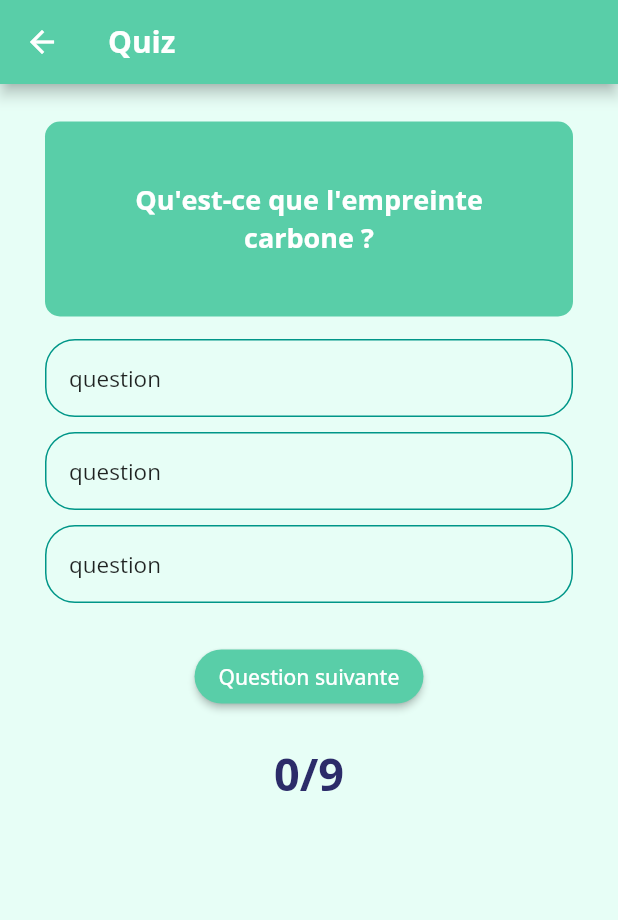
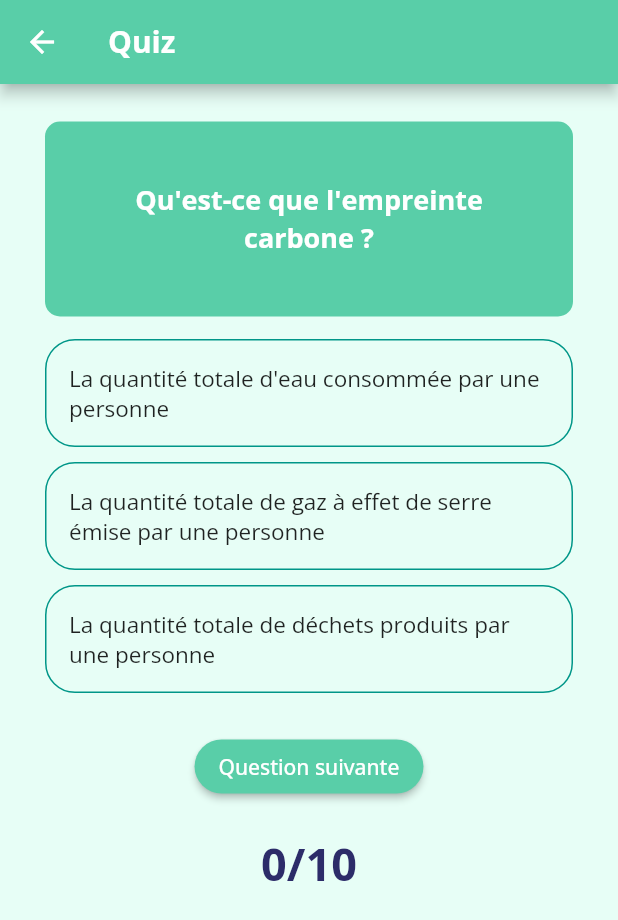
Before and after one commit to Nastiakor/mpp_exercice, a Flutter app: the screen it shows after launch, item 2 of the bottom bar chosen, on a phone screen of 412 x 824 dp. Shown: the top 920 px of the screen. Run offline on Flutter 3.47's test engine with Material 2 defaults, Android fonts, the phone set to English and light mode, and no system bars; our stand-ins replace fluttertoast, google_fonts.

Commit message:
Quiz updated

```diff
--- a/lib/pages/quiz.dart
+++ b/lib/pages/quiz.dart
@@ -13,6 +13,58 @@ class _QuizGameState extends State<QuizGame> {
   List<Icon> _scoreTracker = [];
   int _questionIndex = 0;
   int _totalScore = 0;
+  bool answerSelected = false;
+  bool endOfQuiz = false;
+  bool correctAnswerSelected = false;
+
+  void _questionAnswered(bool answerScore) {
+    setState(() {
+      // answer was selected
+      answerSelected = true;
+      // check if answer was correct
+      if (answerScore) {
+        _totalScore++;
+        correctAnswerSelected = true;
+      }
+      // adding to the score tracker on top
+      _scoreTracker.add(
+        answerScore
+            ? Icon(
+                Icons.check_circle,
+                color: Color(0xFF30CE9B),
+              )
+            : Icon(
+                Icons.clear,
+                color: Color(0xFFFFA29D),
+              ),
+      );
+      // when the quiz ends
+      if (_questionIndex + 1 == _questions.length) {
+        endOfQuiz == true;
+      }
+    });
+  }
+
+  void _nextQuestion() {
+    setState(() {
+      _questionIndex++;
+      answerSelected = false;
+      correctAnswerSelected = false;
+    });
+    // what happens at the end of the quiz
+    if (_questionIndex >= _questions.length) {
+      _resetQuiz();
+    }
+  }
+
+  void _resetQuiz() {
+    setState(() {
+      _questionIndex = 0;
+      _totalScore = 0;
+      _scoreTracker = [];
+      endOfQuiz = false;
+    });
+  }
 
   @override
   Widget build(BuildContext context) {
@@ -58,19 +110,44 @@ class _QuizGameState extends State<QuizGame> {
                     as List<Map<String, Object>>)
                 .map((answer) {
               return Answer(
-                  // Pass the necessary properties from answer map to your Answer widget here
-                  );
+                answerText: answer['answerText'].toString(),
+                answerColor: answerSelected
+                    ? answer['score'] == true
+                        ? Color(0xFF30CE9B)
+                        : Color(0xFFFFA29D)
+                    : null,
+                answerTap: () {
+                  // if answer was already selected then nothing happens onTap
+                  if (answerSelected) {
+                    return;
+                  }
+                  // answer is being selected
+                  _questionAnswered(answer['score'] as bool);
+                },
+              );
             }).toList(),
             SizedBox(height: 20),
             ElevatedButton(
               style: elevatedButtonStyle,
-              onPressed: () {},
-              child: Text('Question suivante'),
+              onPressed: () {
+                if (!answerSelected) {
+                  ScaffoldMessenger.of(context).showSnackBar(
+                    SnackBar(
+                      content: Text(
+                          'Veuillez choisir une réponse avant de passer à la question suivante'),
+                    ),
+                  );
+                  return;
+                }
+                _nextQuestion();
+              },
+              child:
+                  Text(endOfQuiz ? 'Recommencer le quiz' : 'Question suivante'),
             ),
             Container(
               padding: EdgeInsets.all(20),
               child: Text(
-                '0/9',
+                '${_totalScore.toString()}/${_questions.length}',
                 style: TextStyle(
                   fontSize: 30,
                   fontWeight: FontWeight.bold,
@@ -78,6 +155,46 @@ class _QuizGameState extends State<QuizGame> {
                 ),
               ),
             ),
+            if (answerSelected && !endOfQuiz)
+              Container(
+                height: 100,
+                width: double.infinity,
+                color: correctAnswerSelected
+                    ? Color(0xFF30CE9B)
+                    : Color(0xFFFFA29D),
+                child: Center(
+                  child: Text(
+                    correctAnswerSelected
+                        ? "Bravo, c'est correct ! "
+                        : "Faux :(",
+                    style: TextStyle(
+                      fontSize: 20,
+                      fontWeight: FontWeight.bold,
+                      color: Colors.white,
+                    ),
+                  ),
+                ),
+              ),
+            if (endOfQuiz)
+              Container(
+                height: 100,
+                width: double.infinity,
+                color: Colors.black,
+                child: Center(
+                  child: Text(
+                    _totalScore > 5
+                        ? 'Bravo ! Votre résultat est : $_totalScore'
+                        : 'Votre résultat est : $_totalScore. Bonne chance pour la prochaine fois !',
+                    style: TextStyle(
+                      fontSize: 20,
+                      fontWeight: FontWeight.bold,
+                      color: _totalScore > 4
+                          ? Color(0xFF30CE9B)
+                          : Color(0xFFFFA29D),
+                    ),
+                  ),
+                ),
+              ),
           ],
         ),
       ),
--- a/lib/widgets/answer.dart
+++ b/lib/widgets/answer.dart
@@ -1,10 +1,20 @@
 import 'package:flutter/material.dart';
 
 class Answer extends StatelessWidget {
+  final String answerText;
+  final Color? answerColor;
+  final VoidCallback? answerTap;
+
+  const Answer({
+    required this.answerText,
+    this.answerColor,
+    this.answerTap,
+  });
+
   @override
   Widget build(BuildContext context) {
     return InkWell(
-      onTap: () {},
+      onTap: answerTap,
       child: Container(
         padding: EdgeInsets.all(15),
         margin: EdgeInsets.symmetric(vertical: 5, horizontal: 30),
@@ -15,7 +25,7 @@ class Answer extends StatelessWidget {
           borderRadius: BorderRadius.circular(20),
         ),
         child: Text(
-          'question',
+          answerText,
           style: TextStyle(
             fontSize: 15,
           ),
```
